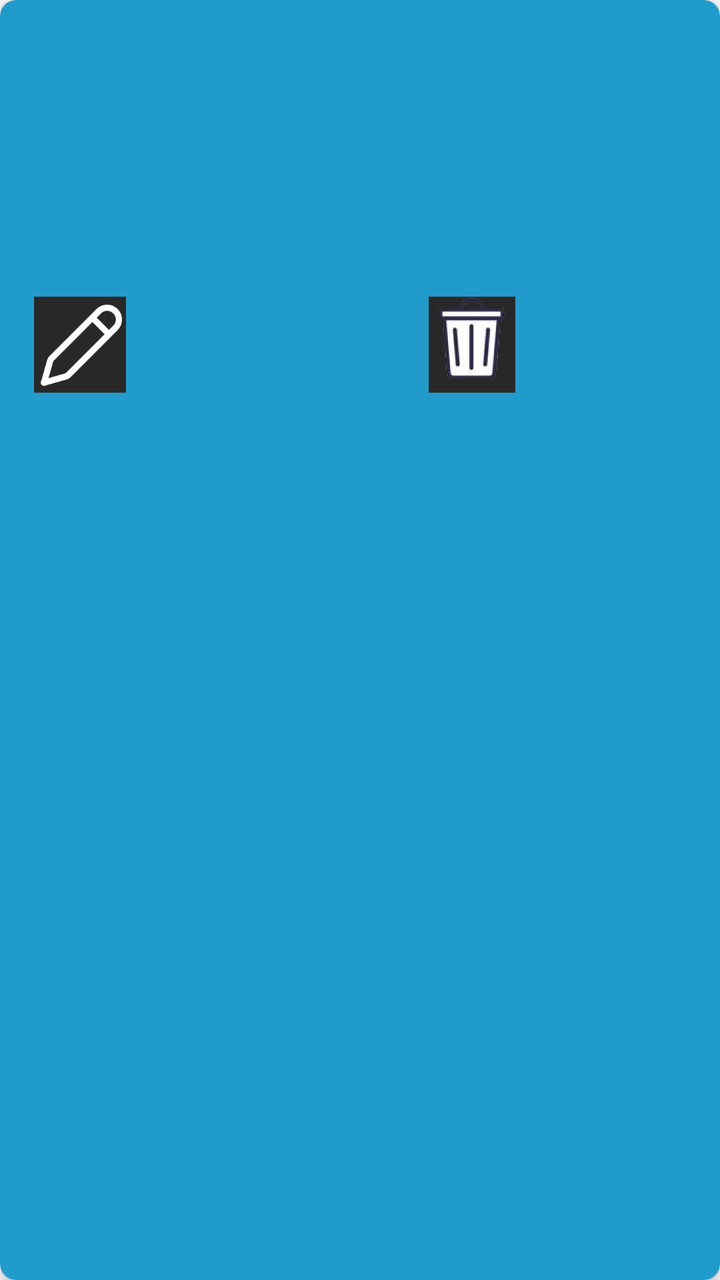
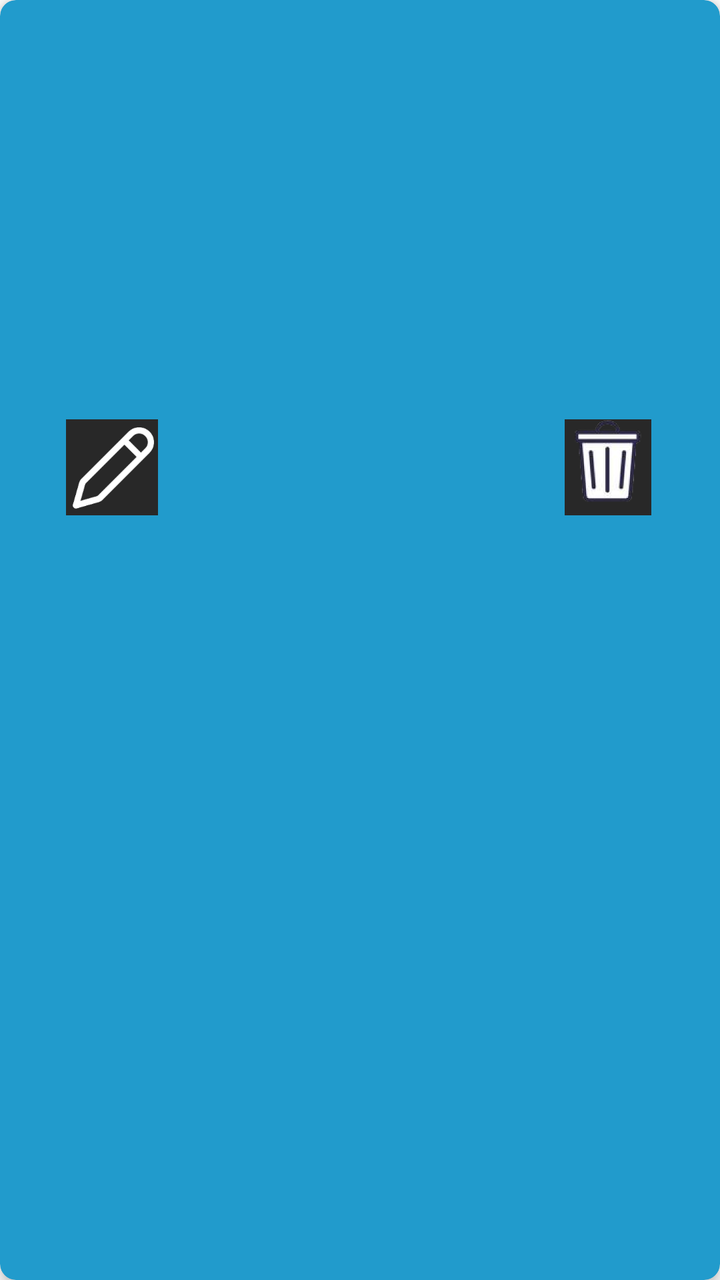

Two renders of the same Android screen: before a commit and after it. Below are the layout's source before the change and the commit's diff.
<!-- AndroidManifest.xml: application theme Theme.LearnLeaf -->
<!-- res/layout/task_item_block.xml -->
<?xml version="1.0" encoding="utf-8"?>
<androidx.cardview.widget.CardView xmlns:android="http://schemas.android.com/apk/res/android"
    xmlns:app="http://schemas.android.com/apk/res-auto"
    android:id="@+id/taskCardView"
    android:layout_width="match_parent"
    android:layout_height="wrap_content"

    app:cardBackgroundColor="@color/material_dynamic_primary60"
    android:layout_margin="8dp"
    app:cardCornerRadius="8dp"
    app:cardElevation="4dp">

    <LinearLayout
        android:layout_width="match_parent"
        android:layout_height="wrap_content"
        android:orientation="vertical"
        android:padding="16dp">

        <TextView
            android:id="@+id/assignmentTextView"
            android:layout_width="wrap_content"
            android:layout_height="wrap_content"
            android:textSize="18sp"
            android:textStyle="bold" />

        <TextView
            android:id="@+id/projectTextView"
            android:layout_width="wrap_content"
            android:layout_height="wrap_content"
            android:layout_marginTop="4dp" />

        <TextView
            android:id="@+id/subjectTextView"
            android:layout_width="wrap_content"
            android:layout_height="wrap_content"
            android:layout_marginTop="4dp" />

        <TextView
            android:id="@+id/descriptionTextView"
            android:layout_width="wrap_content"
            android:layout_height="wrap_content"
            android:layout_marginTop="8dp" />

        <LinearLayout
            android:layout_width="match_parent"
            android:layout_height="wrap_content"
            android:orientation="horizontal"
            android:layout_marginTop="8dp">

            <TextView
                android:id="@+id/priorityTextView"
                android:layout_width="0dp"
                android:layout_height="wrap_content"
                android:layout_weight="1" />

            <TextView
                android:id="@+id/statusTextView"
                android:layout_width="0dp"
                android:layout_height="wrap_content"
                android:layout_weight="1" />
        </LinearLayout>

        <LinearLayout
            android:layout_width="match_parent"
            android:layout_height="wrap_content"
            android:orientation="horizontal"
            android:layout_marginTop="8dp">

            <ImageButton
                android:id="@+id/editButton"
                android:layout_width="48dp"
                android:layout_height="48dp"
                android:background="?android:attr/selectableItemBackground"
                android:contentDescription="Edit item"
                android:scaleType="fitCenter"
                android:src="@drawable/edit" />

            <ImageButton
                android:id="@+id/deleteButton"
                android:layout_width="48dp"
                android:layout_height="48dp"
                android:layout_marginStart="148dp"
                android:background="?android:attr/selectableItemBackground"
                android:contentDescription="Delete item"
                android:scaleType="fitCenter"
                android:src="@drawable/tinytrash" />
        </LinearLayout>
    </LinearLayout>
</androidx.cardview.widget.CardView>
<!-- resources referenced by this layout -->
<resources>
  <!-- drawable edit: png bitmap (drawable, 11974 bytes) -->
  <!-- drawable tinytrash: png bitmap (drawable, 16619 bytes) -->
  <style name="Theme.LearnLeaf" parent="Theme.MaterialComponents.DayNight.DarkActionBar">
          
          <item name="colorPrimary">@color/purple_500</item>
          <item name="colorPrimaryVariant">@color/purple_700</item>
          <item name="colorOnPrimary">@color/white</item>
          
          <item name="colorSecondary">@color/teal_200</item>
          <item name="colorSecondaryVariant">@color/teal_700</item>
          <item name="colorOnSecondary">@color/black</item>
          
          <item name="android:statusBarColor" tools:targetApi="l">?attr/colorPrimaryVariant</item>
          
      </style>
  <color name="purple_500">#FF6200EE</color>
  <color name="purple_700">#FF3700B3</color>
  <color name="white">#FFFFFFFF</color>
  <color name="teal_200">#FF03DAC5</color>
  <color name="teal_700">#FF018786</color>
  <color name="black">#FF000000</color>
</resources>

<!-- the commit's change to res/layout/task_item_block.xml (unified diff, before → after) -->
@@ -4,7 +4,6 @@
     android:id="@+id/taskCardView"
     android:layout_width="match_parent"
     android:layout_height="wrap_content"
-
     app:cardBackgroundColor="@color/material_dynamic_primary60"
     android:layout_margin="8dp"
     app:cardCornerRadius="8dp"
@@ -12,59 +11,94 @@
 
     <LinearLayout
         android:layout_width="match_parent"
-        android:layout_height="wrap_content"
+        android:layout_height="300dp"
         android:orientation="vertical"
         android:padding="16dp">
 
         <TextView
             android:id="@+id/assignmentTextView"
-            android:layout_width="wrap_content"
+            android:layout_width="match_parent"
             android:layout_height="wrap_content"
-            android:textSize="18sp"
+            android:layout_marginBottom="16dp"
+            android:textSize="20sp"
             android:textStyle="bold" />
-
-        <TextView
-            android:id="@+id/projectTextView"
-            android:layout_width="wrap_content"
-            android:layout_height="wrap_content"
-            android:layout_marginTop="4dp" />
-
-        <TextView
-            android:id="@+id/subjectTextView"
-            android:layout_width="wrap_content"
-            android:layout_height="wrap_content"
-            android:layout_marginTop="4dp" />
-
-        <TextView
-            android:id="@+id/descriptionTextView"
-            android:layout_width="wrap_content"
-            android:layout_height="wrap_content"
-            android:layout_marginTop="8dp" />
 
         <LinearLayout
             android:layout_width="match_parent"
             android:layout_height="wrap_content"
-            android:orientation="horizontal"
-            android:layout_marginTop="8dp">
+            android:layout_marginBottom="16dp"
+            android:orientation="horizontal">
+
+            <TextView
+                android:id="@+id/subjectTextView"
+                android:layout_width="0dp"
+                android:layout_height="wrap_content"
+                android:layout_weight="1"
+                android:textSize="16sp" />
+
+            <TextView
+                android:id="@+id/projectTextView"
+                android:layout_width="0dp"
+                android:layout_height="wrap_content"
+                android:layout_weight="1"
+                android:textSize="16sp" />
+        </LinearLayout>
+
+        <TextView
+            android:id="@+id/descriptionTextView"
+            android:layout_width="match_parent"
+            android:layout_height="wrap_content"
+            android:layout_marginBottom="16dp"
+            android:textSize="16sp" />
+
+        <LinearLayout
+            android:layout_width="match_parent"
+            android:layout_height="wrap_content"
+            android:layout_marginBottom="16dp"
+            android:orientation="horizontal">
 
             <TextView
                 android:id="@+id/priorityTextView"
                 android:layout_width="0dp"
                 android:layout_height="wrap_content"
-                android:layout_weight="1" />
+                android:layout_weight="1"
+                android:textSize="16sp" />
 
             <TextView
                 android:id="@+id/statusTextView"
                 android:layout_width="0dp"
                 android:layout_height="wrap_content"
-                android:layout_weight="1" />
+                android:layout_weight="1"
+                android:textSize="16sp" />
         </LinearLayout>
 
         <LinearLayout
             android:layout_width="match_parent"
             android:layout_height="wrap_content"
-            android:orientation="horizontal"
-            android:layout_marginTop="8dp">
+            android:layout_marginBottom="16dp"
+            android:orientation="horizontal">
+
+            <TextView
+                android:id="@+id/startDateTextView"
+                android:layout_width="0dp"
+                android:layout_height="wrap_content"
+                android:layout_weight="1"
+                android:textSize="16sp" />
+
+            <TextView
+                android:id="@+id/dueDateTextView"
+                android:layout_width="0dp"
+                android:layout_height="wrap_content"
+                android:layout_weight="1"
+                android:textSize="16sp" />
+        </LinearLayout>
+
+
+        <LinearLayout
+            android:layout_width="match_parent"
+            android:layout_height="wrap_content"
+            android:gravity="center"
+            android:orientation="horizontal">
 
             <ImageButton
                 android:id="@+id/editButton"
@@ -75,11 +109,14 @@
                 android:scaleType="fitCenter"
                 android:src="@drawable/edit" />
 
+            <Space
+                android:layout_width="200dp"
+                android:layout_height="wrap_content" />
+
             <ImageButton
                 android:id="@+id/deleteButton"
                 android:layout_width="48dp"
                 android:layout_height="48dp"
-                android:layout_marginStart="148dp"
                 android:background="?android:attr/selectableItemBackground"
                 android:contentDescription="Delete item"
                 android:scaleType="fitCenter"
